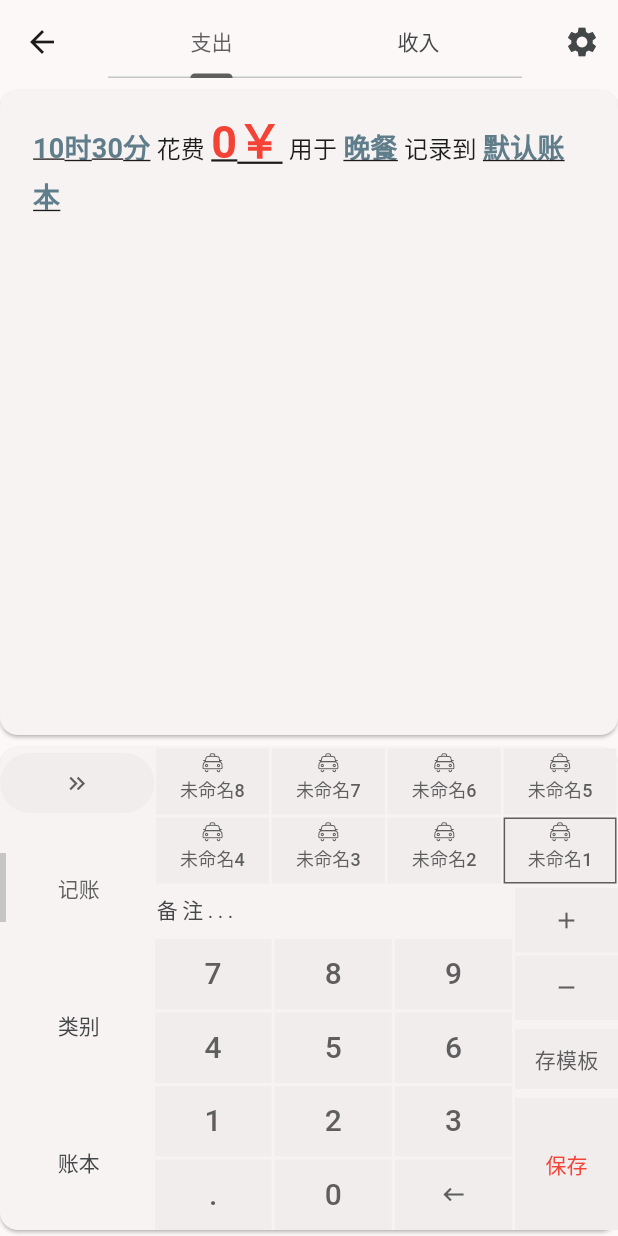
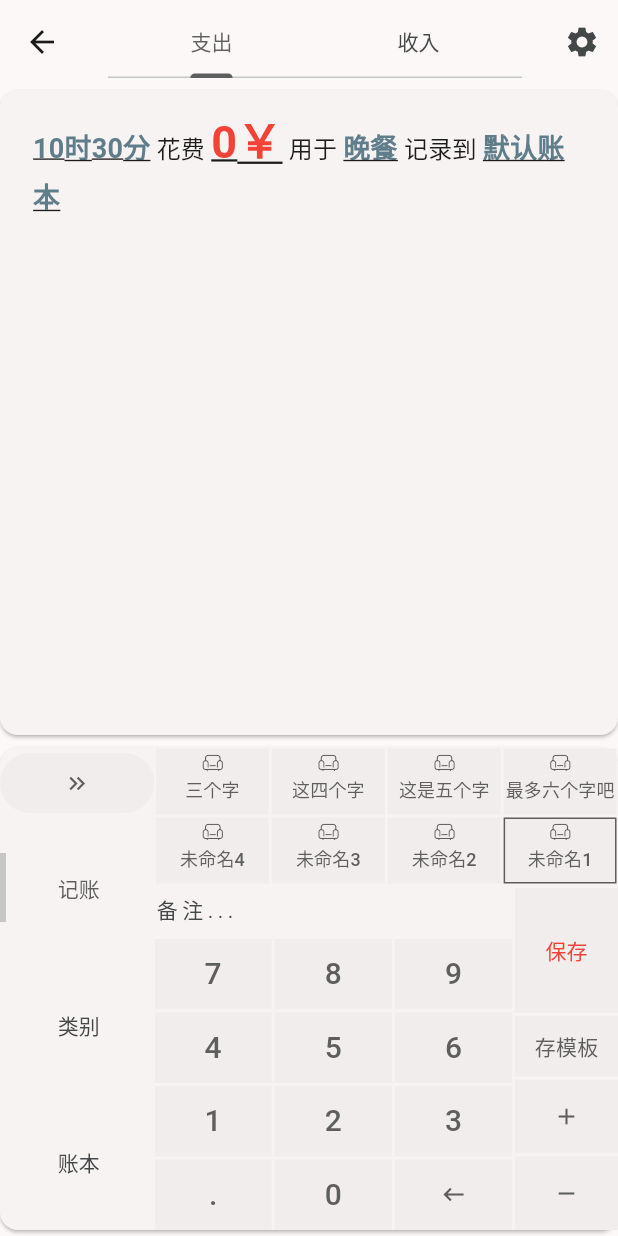
Before and after one commit to qcbf/quick_log_money, a Flutter app: the screen it shows after launch, after a tap on "试用一下", after a tap on the "add" icon, on a phone screen of 412 x 824 dp. Run offline on Flutter 3.47's test engine with Material 3 defaults, Android fonts, the phone set to English and light mode, and no system bars; our stand-ins replace bot_toast, hive; accounts and stored records are empty; statements that could not run were skipped.

Commit message:
完善记账分类

```diff
--- a/quick_money_flutter/lib/CommonWidgets/Ledger/Entry/TagUI.dart
+++ b/quick_money_flutter/lib/CommonWidgets/Ledger/Entry/TagUI.dart
@@ -12,10 +12,12 @@ class TagUI extends StatelessWidget {
   Widget build(BuildContext context) {
     return TextButton(
       onPressed: OnPressed,
-      style: const ButtonStyle(padding: WidgetStatePropertyAll(EdgeInsets.only(bottom: 10)), shape: WidgetStatePropertyAll(RoundedRectangleBorder()))
+      style: const ButtonStyle(
+              padding: WidgetStatePropertyAll(EdgeInsets.only(bottom: 10)),
+              shape: WidgetStatePropertyAll(RoundedRectangleBorder()))
           .merge(Style),
       child: Column(mainAxisAlignment: MainAxisAlignment.end, children: [
-        const Icon(IconData(0xe76b, fontFamily: "Ledger"), size: 18),
+        const Icon(IconData(59261, fontFamily: "Ledger"), size: 18),
         FittedBox(child: Text(Data.Name, style: const TextStyle(fontSize: 12))),
       ]),
     );
--- a/quick_money_flutter/lib/Datas/Ledger/Entry/TagData.dart
+++ b/quick_money_flutter/lib/Datas/Ledger/Entry/TagData.dart
@@ -5,9 +5,10 @@ part 'TagData.g.dart';
 ///
 @JsonSerializable()
 class TagData {
+  static const TagData NotFound = TagData("未找到", 0);
   final int Icon;
   final String Name;
-  const TagData({this.Name = "未命名", this.Icon = 0});
+  const TagData(this.Name, this.Icon);
 
   Map<String, dynamic> toJson() => _$TagDataToJson(this);
   factory TagData.fromJson(Map<String, dynamic> json) => _$TagDataFromJson(json);
--- a/quick_money_flutter/lib/Datas/Ledger/Entry/TagGroupData.dart
+++ b/quick_money_flutter/lib/Datas/Ledger/Entry/TagGroupData.dart
@@ -6,7 +6,7 @@ part 'TagGroupData.g.dart';
 class TagGroupData {
   final String Name;
   final List<int> Tags;
-  const TagGroupData(this.Tags, {this.Name = ""});
+  const TagGroupData(this.Name, this.Tags);
 
   Map<String, dynamic> toJson() => _$TagGroupDataToJson(this);
   factory TagGroupData.fromJson(Map<String, dynamic> json) => _$TagGroupDataFromJson(json);
--- a/quick_money_flutter/lib/Datas/Ledger/LedgerData.dart
+++ b/quick_money_flutter/lib/Datas/Ledger/LedgerData.dart
@@ -45,12 +45,12 @@ class LedgerData {
     final allTags = <String, dynamic>{};
     final jsonTags = jsonMap["Tags"] as Map<String, dynamic>;
     jsonTags.forEach((key, value) {
-      final tagGroup = TagGroupData(List<int>.filled(value.length, 0));
+      final tagGroup = TagGroupData(key, List<int>.filled(value.length, 0));
       for (var i = 0; i < value.length; i++) {
         final tagJson = value[i] as List;
         final id = ++index;
         tagGroup.Tags[i] = id;
-        allTags[id.toString()] = TagData(Name: tagJson[0], Icon: tagJson[1]).toJson();
+        allTags[id.toString()] = TagData(tagJson[0], tagJson[1]).toJson();
       }
       tagGroups.add(tagGroup.toJson());
     });
--- a/quick_money_flutter/lib/Pages/RecordMoney/RecordRecentTag.dart
+++ b/quick_money_flutter/lib/Pages/RecordMoney/RecordRecentTag.dart
@@ -32,7 +32,7 @@ class _RecordRecentTagState extends State<RecordRecentTag> {
       const maxCount = 8;
       final recentTags = UserPrefs.RecentTags.value;
       var allTags = context.read<LedgerProvider>().Ledger.Data.AllTags;
-      _Tags = recentTags.map((id) => IdTagData(id, allTags[id] ?? const TagData(Name: "未找到")));
+      _Tags = recentTags.map((id) => IdTagData(id, allTags[id] ?? TagData.NotFound));
       if (_Tags.length < maxCount) {
         _Tags = _Tags.followedBy(allTags.entries.take(maxCount - _Tags.length).map((v) => IdTagData(v.key, v.value)));
       }
--- a/quick_money_flutter/lib/pages/RecordMoney/RecordBottom.dart
+++ b/quick_money_flutter/lib/pages/RecordMoney/RecordBottom.dart
@@ -1,5 +1,6 @@
 import 'package:flutter/material.dart';
 import 'package:quick_log_money/Pages/RecordMoney/RecordKeyboard.dart';
+import 'package:quick_log_money/Pages/RecordMoney/RecordTags.dart';
 
 /// 底部输入区域
 class RecordBottom extends StatefulWidget {
@@ -16,19 +17,13 @@ class _RecordBottomState extends State<RecordBottom> with SingleTickerProviderSt
   Widget build(BuildContext context) {
     var children = [
       Flexible(flex: 10, child: BuildLeftMenu()),
-      Expanded(
-        flex: 30,
-        child: TabBarView(controller: _TabCtrl, children: [
-          RecordKeyboard(IsReverseLayout: _IsReverseLayout),
-          const Placeholder(),
-          const Placeholder(),
-        ]),
-      ),
+      Expanded(flex: 30, child: BuildRightContent()),
     ];
     if (_IsReverseLayout) children = children.reversed.toList();
     return Card(child: Row(children: children));
   }
 
+  /// 左边菜单，记账，类别什么的
   Widget BuildLeftMenu() {
     return Column(
       crossAxisAlignment: CrossAxisAlignment.stretch,
@@ -61,6 +56,15 @@ class _RecordBottomState extends State<RecordBottom> with SingleTickerProviderSt
     );
   }
 
+  /// 右边每个分类的内容
+  Widget BuildRightContent() {
+    return TabBarView(controller: _TabCtrl, children: const [
+      RecordKeyboard(),
+      RecordTags(),
+      Placeholder(),
+    ]);
+  }
+
   @override
   void dispose() {
     _TabCtrl.dispose();
--- a/quick_money_flutter/lib/pages/RecordMoney/RecordKeyboard.dart
+++ b/quick_money_flutter/lib/pages/RecordMoney/RecordKeyboard.dart
@@ -4,50 +4,20 @@ import 'package:provider/provider.dart';
 import 'package:quick_log_money/Pages/RecordMoney/EntryEditingProvider.dart';
 import 'package:quick_log_money/Pages/RecordMoney/RecordRecentTag.dart';
 
-enum _KeyboardKey {
-  N0,
-  N1,
-  N2,
-  N3,
-  N4,
-  N5,
-  N6,
-  N7,
-  N8,
-  N9,
-  Dot,
-  Back,
-  LongBack,
-}
-
 /// 底部输入键盘
 class RecordKeyboard extends StatelessWidget {
-  final bool IsReverseLayout;
-  const RecordKeyboard({this.IsReverseLayout = false, super.key});
+  final ButtonStyle _BtnStyle = const ButtonStyle(shape: WidgetStatePropertyAll(RoundedRectangleBorder()));
 
-  final ButtonStyle _BtnStyle = const ButtonStyle(shape: WidgetStatePropertyAll(RoundedRectangleBorder()));
+  const RecordKeyboard({super.key});
 
   @override
   Widget build(BuildContext context) {
     var children = [Expanded(flex: 35, child: _BuildLeftMenu(context)), Expanded(flex: 10, child: _BuildRightMenu())];
-    // if (IsReverseLayout) children = children.reversed.toList();
     return Column(
       mainAxisAlignment: MainAxisAlignment.end,
       children: [
         const Flexible(flex: 10, child: RecordRecentTag()),
         Expanded(flex: 25, child: Row(children: children)),
-      ],
-    );
-  }
-
-  Column _BuildLeftMenu(BuildContext context) {
-    return Column(
-      children: [
-        _BuildComment(),
-        _BuildKeyboardRow(context, _KeyboardKey.N7, _KeyboardKey.N8, _KeyboardKey.N9),
-        _BuildKeyboardRow(context, _KeyboardKey.N4, _KeyboardKey.N5, _KeyboardKey.N6),
-        _BuildKeyboardRow(context, _KeyboardKey.N1, _KeyboardKey.N2, _KeyboardKey.N3),
-        _BuildKeyboardRow(context, _KeyboardKey.Dot, _KeyboardKey.N0, _KeyboardKey.Back),
       ],
     );
   }
@@ -70,14 +40,68 @@ class RecordKeyboard extends StatelessWidget {
     );
   }
 
+  Widget _BuildKeyboardRow(BuildContext context, _KeyboardKey k1, _KeyboardKey k2, _KeyboardKey k3) {
+    return Expanded(
+      child: Row(crossAxisAlignment: CrossAxisAlignment.stretch, children: [
+        _BuildNumericButton(context, k1),
+        _BuildNumericButton(context, k2),
+        _BuildNumericButton(context, k3),
+      ]),
+    );
+  }
+
+  Column _BuildLeftMenu(BuildContext context) {
+    return Column(
+      children: [
+        _BuildComment(),
+        _BuildKeyboardRow(context, _KeyboardKey.N7, _KeyboardKey.N8, _KeyboardKey.N9),
+        _BuildKeyboardRow(context, _KeyboardKey.N4, _KeyboardKey.N5, _KeyboardKey.N6),
+        _BuildKeyboardRow(context, _KeyboardKey.N1, _KeyboardKey.N2, _KeyboardKey.N3),
+        _BuildKeyboardRow(context, _KeyboardKey.Dot, _KeyboardKey.N0, _KeyboardKey.Back),
+      ],
+    );
+  }
+
+  Widget _BuildNumericButton(BuildContext context, _KeyboardKey key) {
+    var keyStr = _NumericKeyLabel(key);
+    Widget result = key == _KeyboardKey.Back
+        ? GestureDetector(
+            onLongPress: () => _OnInputKey(context, _KeyboardKey.LongBack), child: _NumericButtonImpl(context, key, keyStr))
+        : _NumericButtonImpl(context, key, keyStr);
+    return Expanded(child: result);
+  }
+
   Widget _BuildRightMenu() {
     const paddingValue = EdgeInsets.fromLTRB(0, 2, 0, 0);
     var styleFrom = _BtnStyle.copyWith(padding: const WidgetStatePropertyAll(EdgeInsets.zero));
     return Column(
       crossAxisAlignment: CrossAxisAlignment.stretch,
       children: [
+        Consumer<EntryEditingProvider>(
+            builder: (BuildContext context, EntryEditingProvider value, Widget? child) => Expanded(
+                  flex: 20,
+                  child: Padding(
+                    padding: paddingValue,
+                    child: TextButton(
+                      style: styleFrom,
+                      onPressed: () {},
+                      child: Text("保存", style: TextStyle(color: value.IsIncome ? Colors.green : Colors.red)),
+                    ),
+                  ),
+                )),
         Expanded(
-          flex: 1,
+          flex: 10,
+          child: Padding(
+            padding: paddingValue,
+            child: TextButton(
+              style: styleFrom,
+              onPressed: () {},
+              child: const Text("存模板"),
+            ),
+          ),
+        ),
+        Expanded(
+          flex: 12,
           child: Padding(
             padding: paddingValue,
             child: TextButton(
@@ -88,7 +112,7 @@ class RecordKeyboard extends StatelessWidget {
           ),
         ),
         Expanded(
-          flex: 1,
+          flex: 12,
           child: Padding(
             padding: paddingValue,
             child: TextButton(
@@ -98,46 +122,8 @@ class RecordKeyboard extends StatelessWidget {
             ),
           ),
         ),
-        Padding(
-          padding: paddingValue,
-          child: TextButton(
-            style: styleFrom,
-            onPressed: () {},
-            child: const Text("存模板"),
-          ),
-        ),
-        Consumer<EntryEditingProvider>(
-            builder: (BuildContext context, EntryEditingProvider value, Widget? child) => Expanded(
-                  flex: 2,
-                  child: Padding(
-                    padding: paddingValue,
-                    child: TextButton(
-                      style: styleFrom,
-                      onPressed: () {},
-                      child: Text("保存", style: TextStyle(color: value.IsIncome ? Colors.green : Colors.red)),
-                    ),
-                  ),
-                )),
       ],
     );
-  }
-
-  Widget _BuildKeyboardRow(BuildContext context, _KeyboardKey k1, _KeyboardKey k2, _KeyboardKey k3) {
-    return Expanded(
-      child: Row(crossAxisAlignment: CrossAxisAlignment.stretch, children: [
-        _BuildNumericButton(context, k1),
-        _BuildNumericButton(context, k2),
-        _BuildNumericButton(context, k3),
-      ]),
-    );
-  }
-
-  Widget _BuildNumericButton(BuildContext context, _KeyboardKey key) {
-    var keyStr = _NumericKeyLabel(key);
-    Widget result = key == _KeyboardKey.Back
-        ? GestureDetector(onLongPress: () => _OnInputKey(context, _KeyboardKey.LongBack), child: _NumericButtonImpl(context, key, keyStr))
-        : _NumericButtonImpl(context, key, keyStr);
-    return Expanded(child: result);
   }
 
   Widget _NumericButtonImpl(BuildContext context, _KeyboardKey key, Widget keyWidget) => Padding(
@@ -197,3 +183,19 @@ class RecordKeyboard extends StatelessWidget {
     }
   }
 }
+
+enum _KeyboardKey {
+  N0,
+  N1,
+  N2,
+  N3,
+  N4,
+  N5,
+  N6,
+  N7,
+  N8,
+  N9,
+  Dot,
+  Back,
+  LongBack,
+}
```
Also changed, not shown: quick_money_flutter/Assets/Configs/LodgerTemplate.json (+34 -36 lines), quick_money_flutter/lib/Pages/RecordMoney/RecordTags.dart (added, +46 -0 lines), quick_money_flutter/lib/Datas/Ledger/Entry/TagData.g.dart, quick_money_flutter/lib/Datas/Ledger/Entry/TagGroupData.g.dart, 1 other file.
